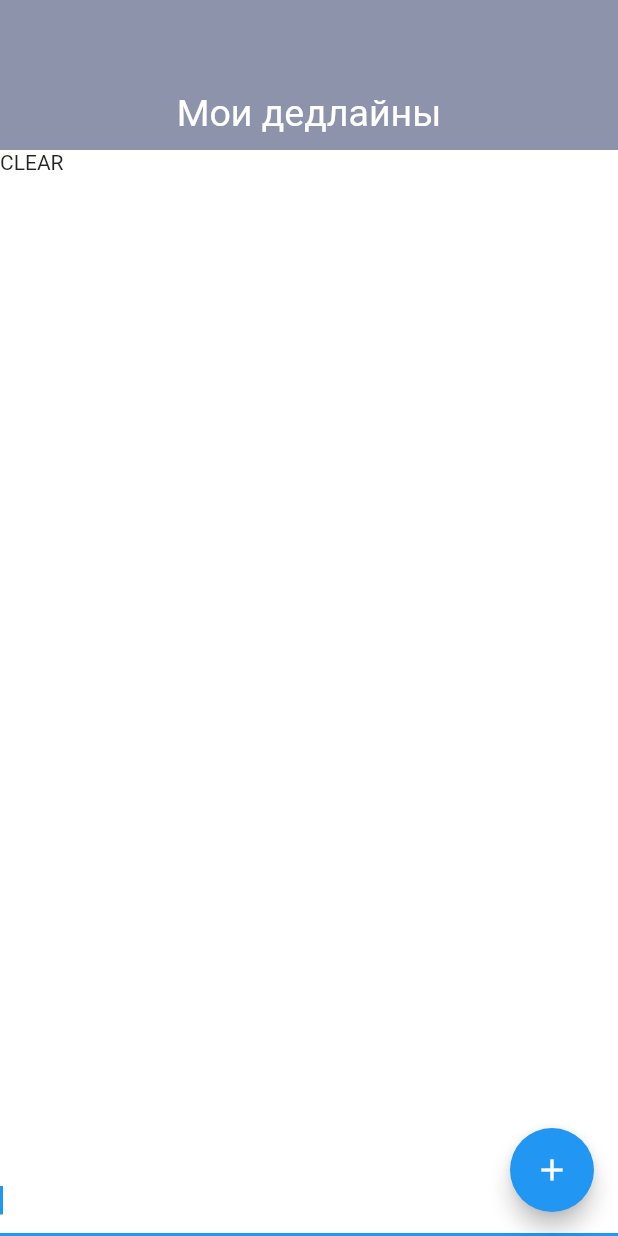
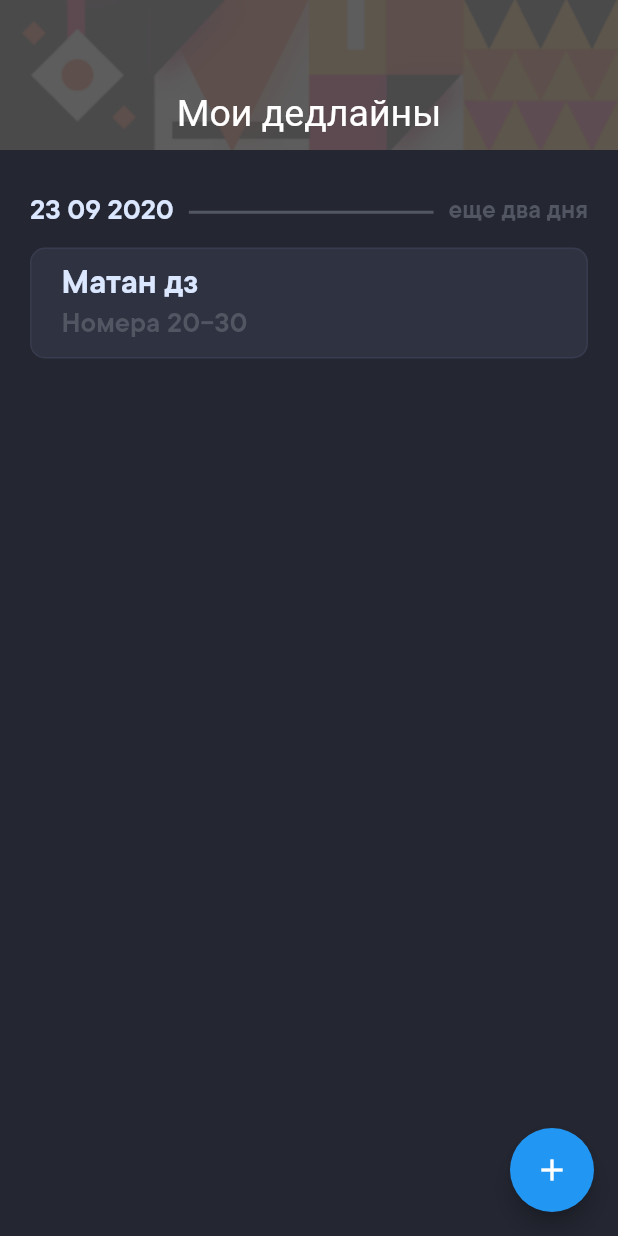
Before and after one commit to Glebik8/ITMO.deadlines.backend, a Flutter app: the screen it shows after launch, after a tap on the "add" icon, on a phone screen of 412 x 824 dp. Run offline on Flutter 3.47's test engine with Material 2 defaults, Android fonts, the phone set to English and light mode, and no system bars; drawn by our look-alikes of flutter_slidable; our stand-ins replace hive, hive_flutter, rxdart; accounts and stored records are empty.

Commit message:
- new theme

```diff
--- a/lib/Model/model.dart
+++ b/lib/Model/model.dart
@@ -14,20 +14,18 @@ Map<String, List<Note>> map = Map();
 class Model{
 
   Color headColor = Color(0xFF8D93AB);
-  Color bodyColor = Color(0xFFFFFFFF);
-  Color cardStroke = Color(0xFFDDDDDD);
-  Color cardColor = Color(0xFFF1F3F8);
-  Color cardText = Color(0xFFAFAFAF);
-  Color cardTextHead = Color(0xFF3E3E3E);
-  Color timeTextColor = Color(0xFFBABABA);
+  Color bodyColor = Color(0xFF242732);
+  Color cardStroke = Color(0xFF373B4D);
+  Color cardColor = Color(0xFF2F3341);
+  Color cardText = Color(0xFF525663);
+  Color cardTextHead = Color(0xFFDBE6FF);
+  Color timeTextColor = Color(0xFFDBE6FF);
 
 
 
 
 
   void addNote(Note note, RxListUpdate rxListUpdate) async {
-
-
     var box =  await Hive.openBox<Note>('notes');
     box.add(note);
 
@@ -53,7 +51,10 @@ class Model{
 
     rxListUpdate.onListUpdate(map);
   }
-
+  void deleteAllNotes() async{
+    var box =  await Hive.openBox<Note>('notes');
+    box.clear();
+  }
 }
 
 @HiveType(typeId: 0)
--- a/lib/main.dart
+++ b/lib/main.dart
@@ -42,13 +42,11 @@ class _MyAppState extends State<MyApp> {
 
   Model model = Model();
   RxListUpdate listUpdate = RxListUpdate(map);
-  FocusNode focusNode;
 
   @override
   void initState() {
-
+    model.deleteAllNotes();
     model.getNotes(listUpdate);
-    focusNode = FocusNode();
 
     super.initState();
   }
@@ -63,7 +61,14 @@ class _MyAppState extends State<MyApp> {
         child: Stack(
           children: <Widget>[
             Container(
-                color: model.headColor,
+                decoration: BoxDecoration(
+                  image: DecorationImage(
+                    image: AssetImage(
+                        'lib/assets/back.png'),
+                    fit: BoxFit.cover,
+                  ),
+                ),
+
                 width: double.infinity,
                 height: 100.0,
                 child: chooseList(context)
@@ -85,33 +90,21 @@ class _MyAppState extends State<MyApp> {
 
               ),
             ),
-            Align(
-              alignment: Alignment.bottomLeft,
-              child: Container(
-                color: Colors.white,
-                width: double.infinity,
-                child: TextField(
-                  focusNode: focusNode,
-                ),
-              )
-            )
+
           ],
         ),
       ),
       floatingActionButton: FloatingActionButton(
         onPressed: (){
-          // реализовать вызов футера
+
           Note deadLine = Note()
             ..name = "Матан дз"
             ..description = "Номера 20-30"
             ..time = "23 09 2020";
 
-          // WHYYYYY ?????
-          FocusScope.of(context).unfocus();
-          //_restartFocus(context, FocusNode());
-          focusNode.requestFocus();
 
-          //model.addNote(deadLine, listUpdate);
+
+          model.addNote(deadLine, listUpdate);
         },
         child: Icon(Icons.add),
       ),
@@ -133,8 +126,10 @@ class _MyAppState extends State<MyApp> {
   List<Widget> bodyList(BuildContext context, Map<String, List<Note>> list){
     if (list == null || list.length == 0) {
       return <Widget>[
-        Container(
+        Center(
+          child: Container(
             child: Text("CLEAR"),
+          ),
         )
       ];
     } else {
@@ -156,12 +151,38 @@ class _MyAppState extends State<MyApp> {
           SizedBox(
             height: 30,
           ),
+          Row(
+            children: [
               Align(
                 alignment: Alignment.centerLeft,
                 child: Text(
                   data,
-              style: TextStyle(fontSize: 20, color: model.timeTextColor, fontFamily: 'TTBold'),
+                  style: TextStyle(fontSize: 20, color: model.timeTextColor, fontFamily: 'TTDemi'),
                 ),
+              ),
+              Expanded(
+                child: Align(
+                  alignment: Alignment.topLeft,
+                  child: Padding(
+                    padding: const EdgeInsets.only(left: 10, right: 10),
+                    child: Container(
+                      height: 2,
+                      color: model.cardText,
+                    ),
+                  ),
+                ),
+              ),
+              Align(
+                alignment: Alignment.centerRight,
+                child: Padding(
+                  padding: const EdgeInsets.only(right: 20),
+                  child: Text(
+                    "еще два дня",
+                    style: TextStyle(fontSize: 18, color: model.cardText, fontFamily: 'TTDemi'),
+                  ),
+                ),
+              ),
+            ],
           ),
           SizedBox(
             height: 2,
@@ -201,7 +222,7 @@ class _MyAppState extends State<MyApp> {
               border: Border.all(
                 color: model.cardStroke,
               ),
-              borderRadius: BorderRadius.all(Radius.circular(20))),
+              borderRadius: BorderRadius.all(Radius.circular(10))),
           width: double.infinity,
           child: Padding(
             padding:
@@ -212,7 +233,7 @@ class _MyAppState extends State<MyApp> {
                     alignment: Alignment.centerLeft,
                     child: Text(
                       note.name,
-                      style: TextStyle(fontSize: 24, color: model.cardTextHead, fontFamily: 'TTBold'),
+                      style: TextStyle(fontSize: 24, color: model.cardTextHead, fontFamily: 'TTDemi'),
                     )),
                 SizedBox(
                   height: 1,
@@ -228,6 +249,7 @@ class _MyAppState extends State<MyApp> {
           ),
         ),
       ),
+
       secondaryActions: <Widget>[
         IconSlideAction(
           caption: 'More',
--- a/pubspec.yaml
+++ b/pubspec.yaml
@@ -47,9 +47,8 @@ flutter:
   uses-material-design: true
 
   # To add assets to your application, add an assets section, like this:
-  # assets:
-  #   - images/a_dot_burr.jpeg
-  #   - images/a_dot_ham.jpeg
+  assets:
+    - lib/assets/back.png
 
   # An image asset can refer to one or more resolution-specific "variants", see
   # https://flutter.dev/assets-and-images/#resolution-aware.
```
Also changed, not shown: lib/assets/back.png (added), pubspec.lock. Lines whose indentation alone changed are shown as unchanged.
